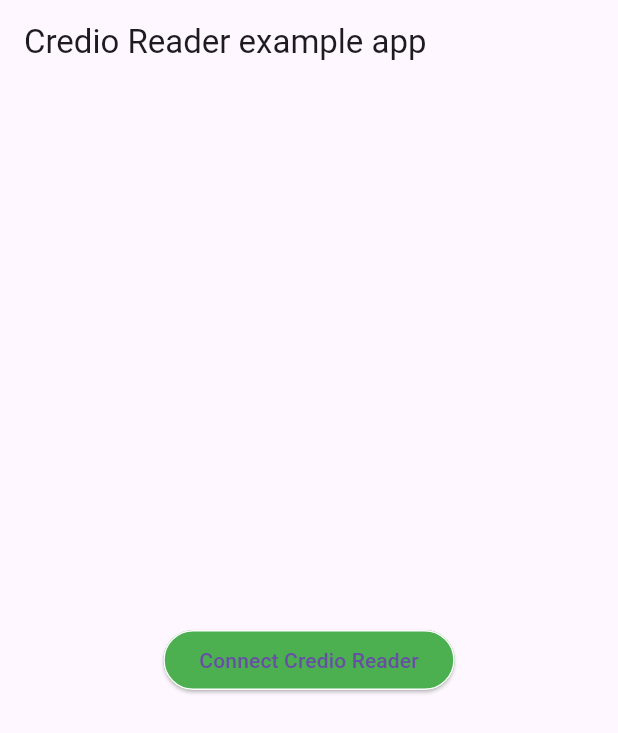
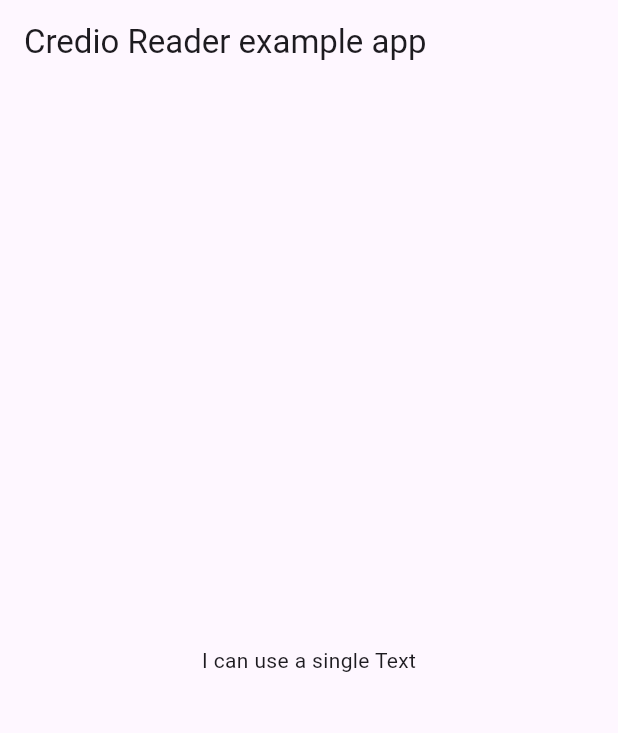
Before and after one commit to Crediometer/credio_reader-flutter, a Flutter app: the screen it shows after launch, on a phone screen of 412 x 824 dp. Shown: the top 733 px of the screen. Run offline on Flutter 3.47's test engine with Material 3 defaults, Android fonts, the phone set to English and light mode, and no system bars; our stand-ins replace dio, flutter_svg, get_it, modal_bottom_sheet, permission_handler, pin_code_fields and 1 more; missing offline and left inert: flutter_plugin_qpos.

Commit message:
version 0.0.3

```diff
--- a/example/lib/main.dart
+++ b/example/lib/main.dart
@@ -1,3 +1,4 @@
+import 'package:credio_reader/configuration/button_configuration.dart';
 import 'package:credio_reader/configuration/configuration.dart';
 import 'package:credio_reader/credio_reader.dart';
 import 'package:credio_reader_example/nav.dart';
@@ -25,7 +26,7 @@ class MyApp extends StatefulWidget {
 
 class _MyAppState extends State<MyApp> {
   late final CredioConfig _config;
-  final apiKey = "+2349090909090";
+  final apiKey = "+2349061112233";
 
   @override
   void initState() {
@@ -34,7 +35,20 @@ class _MyAppState extends State<MyApp> {
       apiKey,
       '2070FLRX',
       'your_webhook_url',
-      companyColor: Colors.green,
+      locator<NavigationService>().navigatorKey,
+      initializerButton: Text("I can use a single Text"),
+      buttonConfiguration: ButtonConfiguration(
+        buttonStyle: ElevatedButton.styleFrom(
+          backgroundColor: Colors.green,
+          shape: const RoundedRectangleBorder(
+            borderRadius: BorderRadius.all(
+              Radius.circular(
+                15.0,
+              ),
+            ),
+          ),
+        ),
+      ),
     );
     if (mounted) {
       setState(() {});
@@ -44,7 +58,7 @@ class _MyAppState extends State<MyApp> {
   @override
   Widget build(BuildContext context) {
     return MaterialApp(
-      theme: ThemeData(primarySwatch: Colors.red),
+      theme: ThemeData(primarySwatch: Colors.purple),
       navigatorKey: locator<NavigationService>().navigatorKey,
       home: Scaffold(
         appBar: AppBar(
@@ -53,7 +67,6 @@ class _MyAppState extends State<MyApp> {
         body: Center(
           child: Builder(
             builder: (context) {
-              _config.locator = locator<NavigationService>().navigatorKey;
               return ReaderButton(_config);
             },
           ),
--- /dev/null
+++ b/lib/configuration/button_configuration.dart
@@ -0,0 +1,9 @@
+import 'package:flutter/material.dart';
+
+class ButtonConfiguration {
+  ButtonStyle? buttonStyle;
+
+  ButtonConfiguration({
+    this.buttonStyle,
+  });
+}
--- a/lib/configuration/configuration.dart
+++ b/lib/configuration/configuration.dart
@@ -1,22 +1,25 @@
 // ignore_for_file: public_member_api_docs, sort_constructors_first
 import 'package:flutter/material.dart';
+import 'button_configuration.dart';
 
 class CredioConfig {
   String? terminalId;
-  Color? companyColor;
   Map<String, dynamic>? metaData;
   late GlobalKey<NavigatorState>? locator;
   String? webhookURL;
+  ButtonConfiguration? buttonConfiguration;
+  Widget? initializerButton;
 
   late String apiKey;
 
   CredioConfig(
     this.apiKey,
     this.terminalId,
-    this.webhookURL, {
-    this.locator,
+    this.webhookURL,
+    this.locator, {
+    this.initializerButton,
     this.metaData,
-    this.companyColor,
+    this.buttonConfiguration,
   });
 
   Map<String, dynamic> toMap() {
--- a/lib/consts/app_strings.dart
+++ b/lib/consts/app_strings.dart
@@ -43,3 +43,23 @@ const String comingSoon =
     "The feature is coming soon! Stay tuned to Credio to enjoy new and exciting features.";
 const String connectCredioReader = 'Connect Credio Reader';
 const String initialWithdrawal = 'Initiate Withdrawal';
+
+const String onRequestTransactionResult = 'onRequestTransactionResult';
+const String onRequestWaitingUser = 'onRequestWaitingUser';
+const String onRequestDisplay = 'onRequestDisplay';
+const String onRequestTime = 'onRequestTime';
+const String onRequestSetPin = 'onRequestSetPin';
+const String onDeviceFound = 'onDeviceFound';
+const String onDoTradeResult = 'onDoTradeResult';
+const String onError = 'onError';
+const String onRequestQposDisconnected = 'onRequestQposDisconnected';
+const String onBluetoothBondTimeout = 'onBluetoothBondTimeout';
+const String onRequestSelectEmvApp = 'onRequestSelectEmvApp';
+const String onRequestQposConnected = 'onRequestQposConnected';
+const String onBluetoothBonding = 'onBluetoothBonding';
+const String onRequestSetAmount = 'onRequestSetAmount';
+const String onRequestDeviceScanFinished = 'onRequestDeviceScanFinished';
+const String onRequestNoQposDetected = 'onRequestNoQposDetected';
+const String onRequestOnlineProcess = 'onRequestOnlineProcess';
+const String onBluetoothBondFailed = 'onBluetoothBondFailed';
+const String bluetoothIsPowerOff2Mode = 'bluetoothIsPowerOff2Mode';
--- a/lib/credio_reader.dart
+++ b/lib/credio_reader.dart
@@ -58,8 +58,10 @@ class ReaderButtonContent extends StatelessWidget {
     return ValueListenableBuilder<PosConnectionState>(
       valueListenable: readerState.posState,
       builder: (context, posState, child) {
+        final button = readerState.configurations.initializerButton;
+
         return GestureDetector(
-          child: _buildDefaultButton(context, readerState, posState),
+          child: button ?? _buildDefaultButton(context, readerState, posState),
           onTap: () => _handleButtonTap(context, readerState, posState),
         );
       },
@@ -70,18 +72,21 @@ class ReaderButtonContent extends StatelessWidget {
       ReaderStateProvider readerState, PosConnectionState posState) {
     return ElevatedButton(
       onPressed: () => _handleButtonTap(context, readerState, posState),
-      style: ButtonStyle(
-        side: MaterialStateProperty.all(
-          const BorderSide(color: Colors.white),
-        ),
-        backgroundColor: MaterialStateProperty.all(
-          readerState.configurations.companyColor ?? const Color(0xffB11226),
-        ),
-      ),
+      style: readerState.configurations.buttonConfiguration?.buttonStyle ??
+          ElevatedButton.styleFrom(
+            backgroundColor: const Color(0xffB11226),
+            fixedSize: const Size(double.infinity, 53.0),
+            shape: RoundedRectangleBorder(
+              borderRadius: BorderRadius.circular(8.0),
+            ),
+          ),
       child: Text(
         posState == PosConnectionState.notConnected
             ? connectCredioReader
             : initialWithdrawal,
+        style: TextStyle(
+          color: Colors.white,
+        ),
       ),
     );
   }
@@ -123,7 +128,7 @@ class ReaderButtonContent extends StatelessWidget {
         return CredioDialogScaffold(
           showClose: true,
           padded: true,
-          color: readerState.configurations.companyColor,
+          color: const Color(0xffB11226),
           child: DialogMessage(
             messageType: MessageType.Pending,
             message: "Getting Available Reader",
@@ -139,8 +144,7 @@ class ReaderButtonContent extends StatelessWidget {
     await showDialog(
       context: context,
       builder: (context) {
-        final color =
-            readerState.configurations.companyColor ?? const Color(0xffB11226);
+        final color = const Color(0xffB11226);
 
         return Platform.isIOS
             ? CupertinoAlertDialog(
--- a/lib/screens/withdrawal_screen.dart
+++ b/lib/screens/withdrawal_screen.dart
@@ -146,7 +146,9 @@ class _WithdrawalScreenState extends State<WithdrawalScreen> {
                         title: "Select Account Type",
                       );
                     },
-                    style: ElevatedButton.styleFrom(
+                    style: readerState
+                            .configurations.buttonConfiguration?.buttonStyle ??
+                        ElevatedButton.styleFrom(
                           backgroundColor: const Color(0xffB11226),
                           fixedSize: const Size(double.infinity, 53.0),
                           shape: RoundedRectangleBorder(
--- a/pubspec.yaml
+++ b/pubspec.yaml
@@ -1,6 +1,6 @@
 name: credio_reader
 description: A Flutter plugin designed to simplify the process of integrating a credio reader into your mobile application.
-version: 0.0.2
+version: 0.0.3
 homepage: https://crediometer.com
 
 environment:
```
Also changed, not shown: lib/components/merchant_transaction_receipt.dart (+9 -8 lines), lib/configuration/company_data.dart (deleted, +0 -11 lines), lib/state/reader_state.dart (+50 -22 lines), 2 other files. Lines whose indentation alone changed are shown as unchanged.
